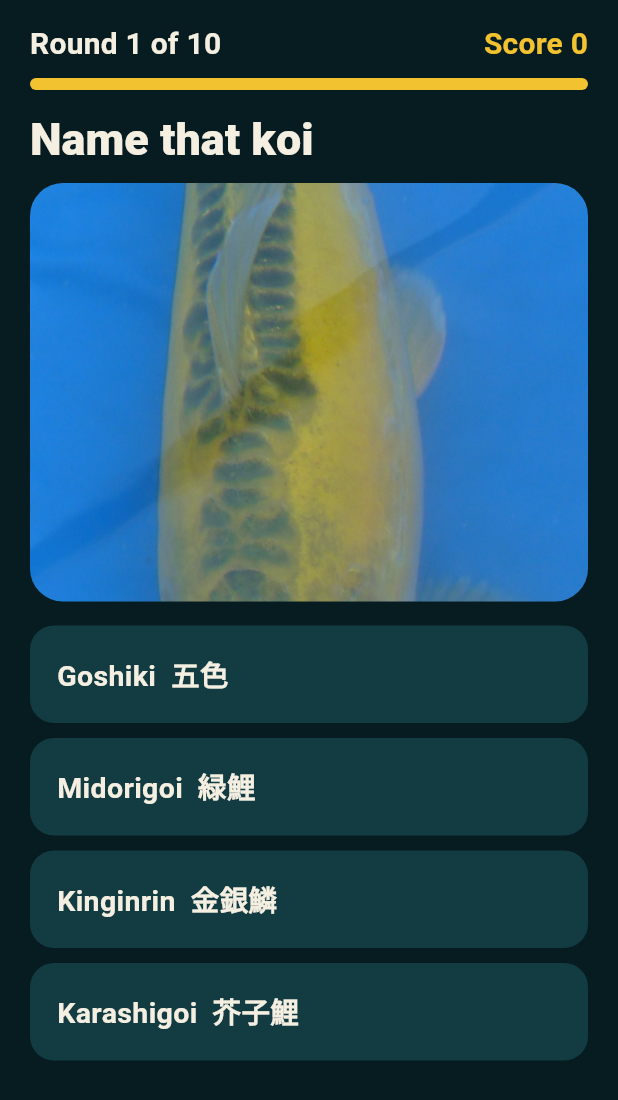
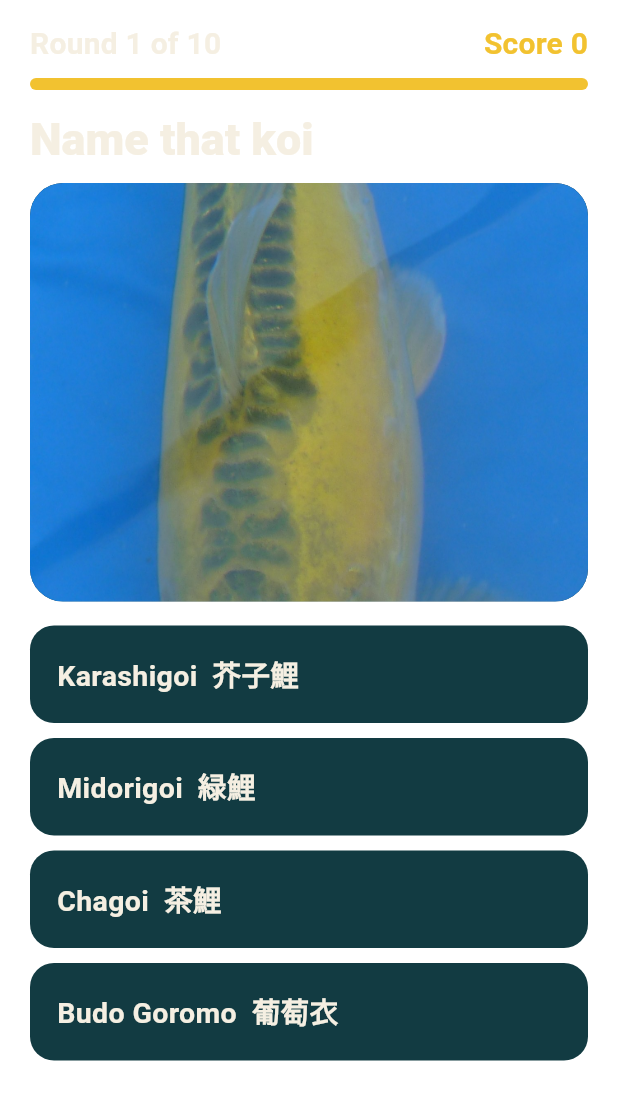
Before and after one commit to LIBCSYS/koiknife, a Flutter app: the QuizScreen screen opened directly, after a tap on "Start", on a phone screen of 412 x 824 dp. Shown: the top 1100 px of the screen. Run offline on Flutter 3.47's test engine with Material 3 defaults, Android fonts, the phone set to English and light mode, and no system bars; our stand-ins replace shared_preferences; accounts and stored records are empty.

Commit message:
1.0.2 (4): whole-app review fixes
- credits: the KoiLove->KoiKnife rename corrupted a photographer's name (Koilover68 -> 'Koiknifer68')
  in content/credits.json; restored, content/ and assets/data/ re-synced (licence attribution)
- one Hero per tag: home koi-of-the-day no longer duplicates the Varieties grid's 'koi-<slug>'
  (debug assert / wrong flight origin); photo viewer zoom now pairs with the detail header
- hidden tabs: TickerMode off for non-selected IndexedStack pages, so off-screen ponds stop
  ticking (battery/thermal)
- back buttons: Name That Koi and its 'Study the varieties' screen get AppBars (Mac / iPad-with-mouse
  had no way back)
- 'often confused with' + quiz lookalikes: exact-name matching (isNamed) instead of first-word
  substrings ('Ki Shusui' linked every Ki… variety)
- quiz: no setState after dispose; history reader disposes its PageController; openLink returns
  false instead of throwing when a device can't open a link; analyzer clean
flutter analyze: no issues; flutter test 37/37.

Co-Authored-By: Claude Opus 5.5 <noreply@anthropic.com>
Claude-Session: https://claude.ai/code/session_01GijMueQaJCjQEHgXC47C8a

```diff
--- a/content/credits.json
+++ b/content/credits.json
@@ -154,7 +154,7 @@
  {
   "what": "Hariwake",
   "file": "Doitsu Hariwake Hirenaga.jpg",
-  "artist": "Koiknifer68",
+  "artist": "Koilover68",
   "licence": "CC BY-SA 4.0",
   "page": "https://commons.wikimedia.org/wiki/File:Doitsu_Hariwake_Hirenaga.jpg",
   "kind": "variety"
--- a/lib/data.dart
+++ b/lib/data.dart
@@ -154,3 +154,7 @@ class Wishlist extends ChangeNotifier {
 }
 
 Color hex(String h) => Color(int.parse('FF${h.replaceFirst('#', '')}', radix: 16));
+
+/// True when [name] (from a variety's 'often confused with' list) is exactly this variety.
+/// Exact, case-insensitive: matching on the first word linked 'Ki Shusui' to every 'Ki…' variety.
+bool isNamed(Variety v, String name) => v.name.trim().toLowerCase() == name.trim().toLowerCase();
--- a/lib/main.dart
+++ b/lib/main.dart
@@ -110,7 +110,10 @@ class _ShellState extends State<Shell> {
       const PriceScreen(),
       const SuppliesScreen(),
     ];
-    final body = IndexedStack(index: _tab, children: pages);
+    // IndexedStack keeps every tab alive; TickerMode stops the ponds on the hidden ones (battery).
+    final body = IndexedStack(index: _tab, children: [
+      for (var i = 0; i < pages.length; i++) TickerMode(enabled: i == _tab, child: pages[i]),
+    ]);
     final wide = MediaQuery.sizeOf(context).width >= 840;
 
     if (wide) {
--- a/lib/screens/history.dart
+++ b/lib/screens/history.dart
@@ -192,6 +192,12 @@ class _ChapterReaderState extends State<ChapterReader> {
   late int _page = widget.start;
 
   @override
+  void dispose() {
+    _pc.dispose();   // the reader is opened and closed many times; don't leak controllers
+    super.dispose();
+  }
+
+  @override
   Widget build(BuildContext context) {
     final chapters = KoiScope.of(context).data.chapters;
     return Scaffold(
--- a/lib/screens/home.dart
+++ b/lib/screens/home.dart
@@ -48,7 +48,7 @@ class HomeScreen extends StatelessWidget {
       _Tool(Icons.checklist_rounded, 'Before you buy', '6-point checklist', const Color(0xFFE36A1E),
           () => push(const BuyingScreen())),
       _Tool(Icons.quiz_rounded, 'Name That Koi', 'Test your eye', const Color(0xFFD94F8A),
-          () => push(const Scaffold(body: QuizScreen()))),
+          () => push(Scaffold(appBar: AppBar(title: const Text('Name That Koi')), body: const QuizScreen()))),
       _Tool(Icons.favorite_rounded, 'My Koi', '${scope.wish.count} saved', KoiColors.red,
           () => push(const VarietiesScreen(wishOnly: true))),
       _Tool(Icons.storefront_rounded, 'B&M Aquatics', 'Hamburg, NJ', const Color(0xFF3FA9A0), () => push(const BMScreen())),
@@ -192,7 +192,7 @@ class _KoiOfTheDay extends StatelessWidget {
         child: SizedBox(
           height: 150,
           child: Row(crossAxisAlignment: CrossAxisAlignment.stretch, children: [
-            SizedBox(width: 140, child: KoiImage(v)),
+            SizedBox(width: 140, child: KoiImage(v, hero: false)),  // grid card owns 'koi-<slug>'
             Expanded(
               child: Padding(
                 padding: const EdgeInsets.all(14),
--- a/lib/screens/quiz.dart
+++ b/lib/screens/quiz.dart
@@ -31,7 +31,7 @@ class _QuizScreenState extends State<QuizScreen> {
   @override
   void initState() {
     super.initState();
-    SharedPreferences.getInstance().then((p) => setState(() => _best = p.getInt('quiz.best') ?? 0));
+    SharedPreferences.getInstance().then((p) { if (mounted) setState(() => _best = p.getInt('quiz.best') ?? 0); });
   }
 
   void _start(List<Variety> all) {
@@ -50,7 +50,7 @@ class _QuizScreenState extends State<QuizScreen> {
     final pool = all.where((v) => v.slug != answer.slug && v.hasPhoto).toList()..shuffle(_rng);
     // Lookalikes first: they are what people actually mix up.
     pool.sort((a, b) {
-      int s(Variety v) => answer.confused.any((n) => v.name.toLowerCase().contains(n.toLowerCase().split(' ').first)) ? 0 : 1;
+      int s(Variety v) => answer.confused.any((n) => isNamed(v, n)) ? 0 : 1;
       return s(a) - s(b);
     });
     _options = [answer, ...pool.take(3)]..shuffle(_rng);
@@ -230,7 +230,8 @@ class _QuizScreenState extends State<QuizScreen> {
               const SizedBox(height: 12),
               TextButton(
                 onPressed: () =>
-                    Navigator.push(context, MaterialPageRoute(builder: (_) => const VarietiesScreen(wishOnly: false))),
+                    Navigator.push(context, MaterialPageRoute(builder: (_) => Scaffold(
+                        appBar: AppBar(title: const Text('Varieties')), body: const VarietiesScreen(wishOnly: false)))),
                 child: const Text('Study the varieties', style: TextStyle(fontSize: 18)),
               ),
             ]),
```
Also changed, not shown: lib/screens/varieties.dart (+5 -5 lines), lib/widgets.dart (+7 -2 lines).
